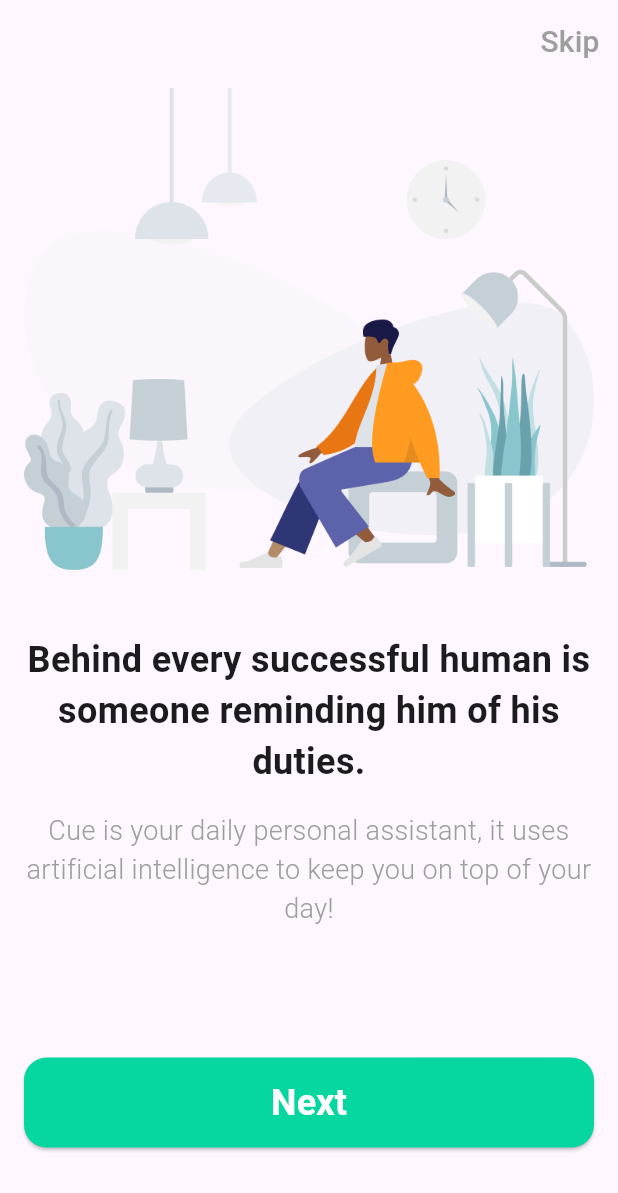
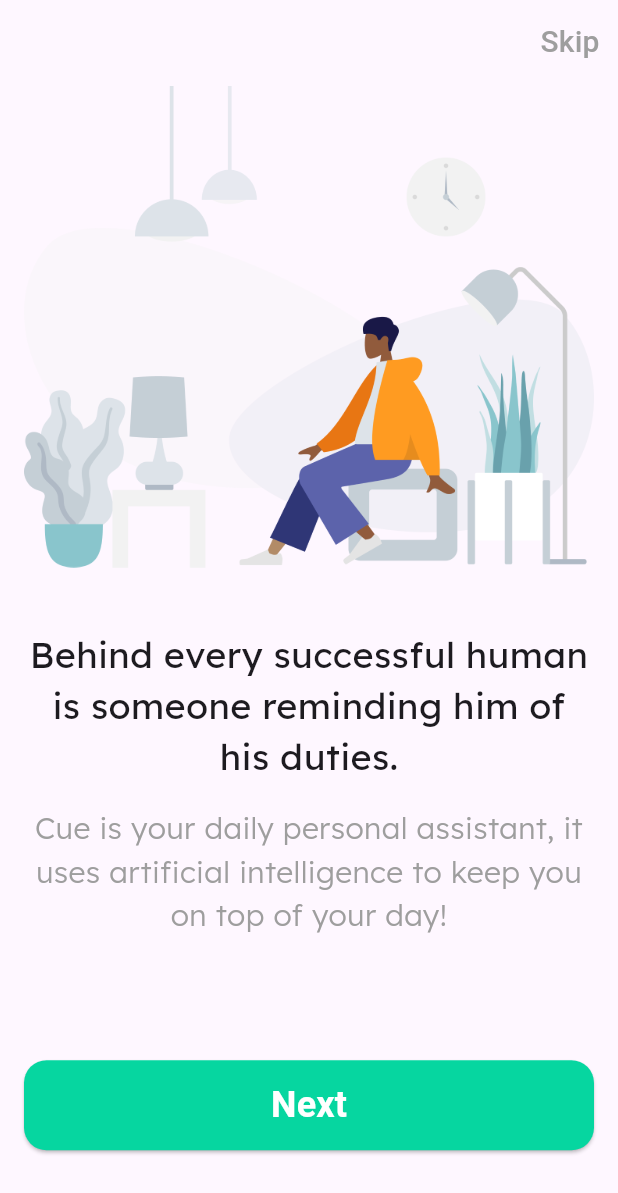
Before and after one commit to MhaamadAli/Cue-App, a Flutter app: the screen it shows after launch, on a phone screen of 412 x 824 dp. Shown: the top 1193 px of the screen. Run offline on Flutter 3.47's test engine with Material 3 defaults, Android fonts, the phone set to English and light mode, and no system bars; our stand-ins replace google_fonts.

Commit message:
fixed onboarding font and design

```diff
--- a/mobile/lib/screens/onboarding/onboarding_screen.dart
+++ b/mobile/lib/screens/onboarding/onboarding_screen.dart
@@ -43,7 +43,8 @@ class _OnboardingScreenState extends State<OnboardingScreen> {
               actions: <Widget>[
                 TextButton(
                   onPressed: () {
-                    Navigator.pushNamed(context, "/welcome");
+                    // this is not working whyyyyyy???!!!!!!!!
+                    Navigator.popAndPushNamed(context, "/welcome");
                   },
                   child: const Text(
                     'Skip',
--- a/mobile/lib/widgets/onboardpage.dart
+++ b/mobile/lib/widgets/onboardpage.dart
@@ -1,4 +1,5 @@
 import 'package:flutter/material.dart';
+import 'package:google_fonts/google_fonts.dart';
 import 'package:mobile/widgets/main_button.dart';
 
 class OnboardPage extends StatelessWidget {
@@ -29,16 +30,20 @@ class OnboardPage extends StatelessWidget {
           const Spacer(),
           Text(
             text,
-            style: const TextStyle(
+            style: GoogleFonts.lexend(
               fontSize: 24,
-              fontWeight: FontWeight.bold,
+              fontWeight: FontWeight.w400,
             ),
             textAlign: TextAlign.center,
           ),
           const SizedBox(height: 16),
           Text(
             secondaryText,
-            style: const TextStyle(fontSize: 18, color: Colors.grey),
+            style: GoogleFonts.lexend(
+              fontSize: 20,
+              fontWeight: FontWeight.w300,
+              color: Colors.grey,
+            ),
             textAlign: TextAlign.center,
           ),
           const Spacer(),
```
